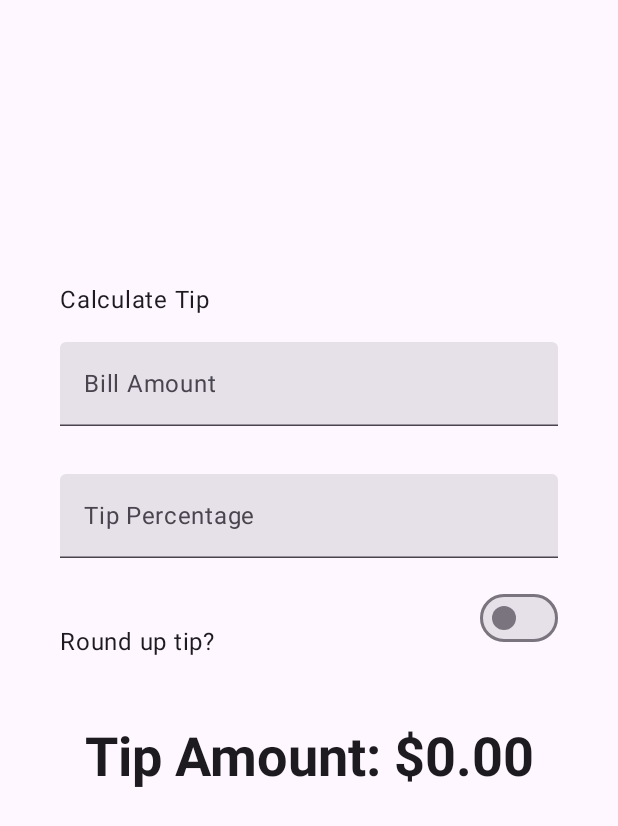
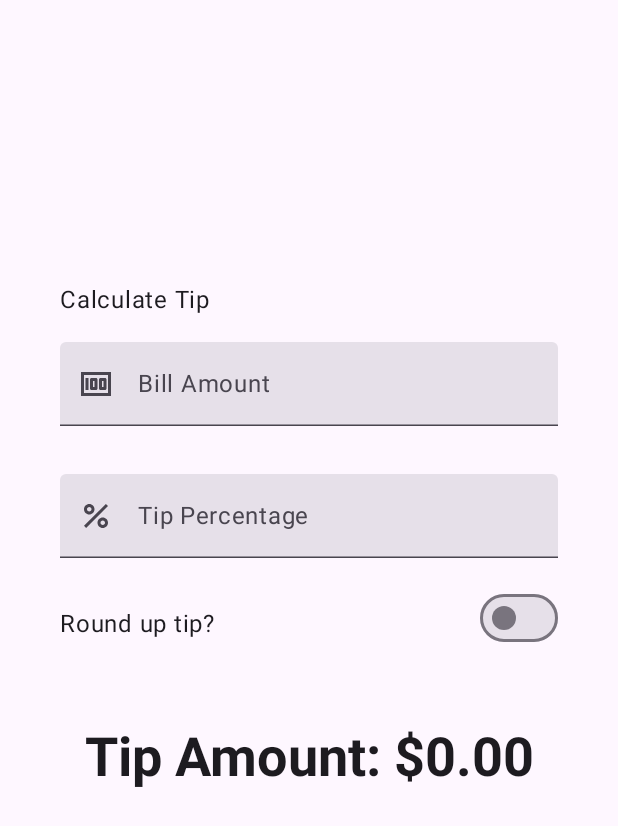
Before and after one commit to pierre-teodoresco/8INF865A2024_PT, an Android app built with Jetpack Compose: the screen it shows after launch (MainActivity), on a phone screen of 412 x 824 dp. Shown: the top 826 px of the screen. Run offline under Robolectric (Android 15) with nearby library versions, the phone set to English and light mode, and no system bars.

Commit message:
Fin de l'exercice 2

```diff
--- a/basic-android-kotlin-compose-training-tip-calculator-starter/app/src/main/java/com/example/tiptime/MainActivity.kt
+++ b/basic-android-kotlin-compose-training-tip-calculator-starter/app/src/main/java/com/example/tiptime/MainActivity.kt
@@ -19,6 +19,7 @@ import android.os.Bundle
 import androidx.activity.ComponentActivity
 import androidx.activity.compose.setContent
 import androidx.activity.enableEdgeToEdge
+import androidx.annotation.DrawableRes
 import androidx.annotation.StringRes
 import androidx.compose.foundation.layout.Arrangement
 import androidx.compose.foundation.layout.Column
@@ -28,13 +29,12 @@ import androidx.compose.foundation.layout.fillMaxSize
 import androidx.compose.foundation.layout.fillMaxWidth
 import androidx.compose.foundation.layout.height
 import androidx.compose.foundation.layout.padding
-import androidx.compose.foundation.layout.safeDrawingPadding
 import androidx.compose.foundation.layout.size
-import androidx.compose.foundation.layout.statusBarsPadding
 import androidx.compose.foundation.layout.wrapContentWidth
 import androidx.compose.foundation.rememberScrollState
 import androidx.compose.foundation.text.KeyboardOptions
 import androidx.compose.foundation.verticalScroll
+import androidx.compose.material3.Icon
 import androidx.compose.material3.MaterialTheme
 import androidx.compose.material3.Surface
 import androidx.compose.material3.Switch
@@ -47,6 +47,7 @@ import androidx.compose.runtime.mutableStateOf
 import androidx.compose.runtime.remember
 import androidx.compose.ui.Alignment
 import androidx.compose.ui.Modifier
+import androidx.compose.ui.res.painterResource
 import androidx.compose.ui.res.stringResource
 import androidx.compose.ui.text.input.ImeAction
 import androidx.compose.ui.text.input.KeyboardType
@@ -85,10 +86,8 @@ fun TipTimeLayout() {
 
     Column(
         modifier = Modifier
-            .statusBarsPadding()
-            .padding(horizontal = 40.dp)
-            .verticalScroll(rememberScrollState())
-            .safeDrawingPadding(),
+            .padding(40.dp)
+            .verticalScroll(rememberScrollState()),
         horizontalAlignment = Alignment.CenterHorizontally,
         verticalArrangement = Arrangement.Center
     ) {
@@ -100,24 +99,26 @@ fun TipTimeLayout() {
         )
         EditNumberField(
             label = R.string.bill_amount,
+            leadingIcon = R.drawable.money,
             keyboardOptions = KeyboardOptions.Default.copy(
                 keyboardType = KeyboardType.Number,
                 imeAction = ImeAction.Next
             ),
             value = amountInput,
-            onValueChange = { amountInput = it },
+            onValueChanged = { amountInput = it },
             modifier = Modifier
                 .padding(bottom = 32.dp)
                 .fillMaxWidth()
         )
         EditNumberField(
             label = R.string.how_was_the_service,
+            leadingIcon = R.drawable.percent,
             keyboardOptions = KeyboardOptions.Default.copy(
                 keyboardType = KeyboardType.Number,
                 imeAction = ImeAction.Done
             ),
             value = tipInput,
-            onValueChange = { tipInput = it },
+            onValueChanged = { tipInput = it },
             modifier = Modifier.padding(bottom = 32.dp).fillMaxWidth()
         )
         RoundTheTipRow(
@@ -161,14 +162,16 @@ fun TipTimeLayoutPreview() {
 @Composable
 fun EditNumberField(
     @StringRes label: Int,
+    @DrawableRes leadingIcon: Int,
     keyboardOptions: KeyboardOptions,
     value: String,
-    onValueChange: (String) -> Unit,
+    onValueChanged: (String) -> Unit,
     modifier: Modifier = Modifier
 ) {
     TextField(
         value = value,
-        onValueChange = onValueChange,
+        leadingIcon = { Icon(painter = painterResource(id = leadingIcon), null) },
+        onValueChange = onValueChanged,
         singleLine = true,
         label = { Text(stringResource(label)) },
         keyboardOptions = keyboardOptions,
@@ -186,7 +189,6 @@ fun RoundTheTipRow(
         modifier = modifier
             .fillMaxWidth()
             .size(48.dp),
-        verticalAlignment = Alignment.CenterVertically
     ) {
         Text(text = stringResource(R.string.round_up_tip))
         Switch(
```
